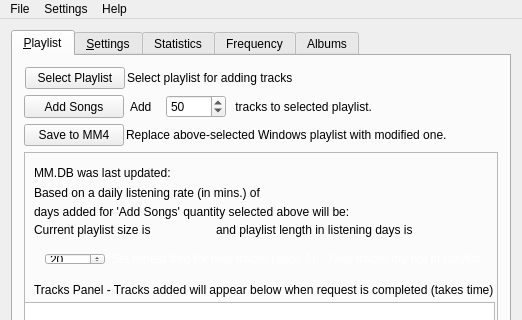
First picture: the form in src/archsimian.ui, repository Harpo3/archsimian, before the edit; both pictures show x 0 to 522 and y 0 to 320 of the 522 by 663 pixel window.
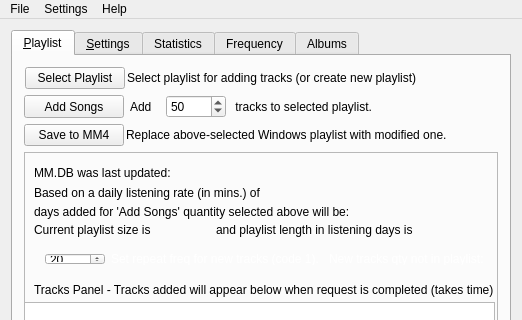
Second picture: the form after the edit. Icons and pictures are not drawn.

Commit message: Added code to build a new playlist from scratch.

The edit to the form file:
```diff
--- a/src/archsimian.ui
+++ b/src/archsimian.ui
@@ -98,7 +98,7 @@
           <item>
            <widget class="QLabel" name="setgetplaylistLabel">
             <property name="text">
-             <string>Select playlist for adding tracks</string>
+             <string>Select playlist for adding tracks (or create new playlist)</string>
             </property>
            </widget>
           </item>
```
The commit also changes 3 other files.
